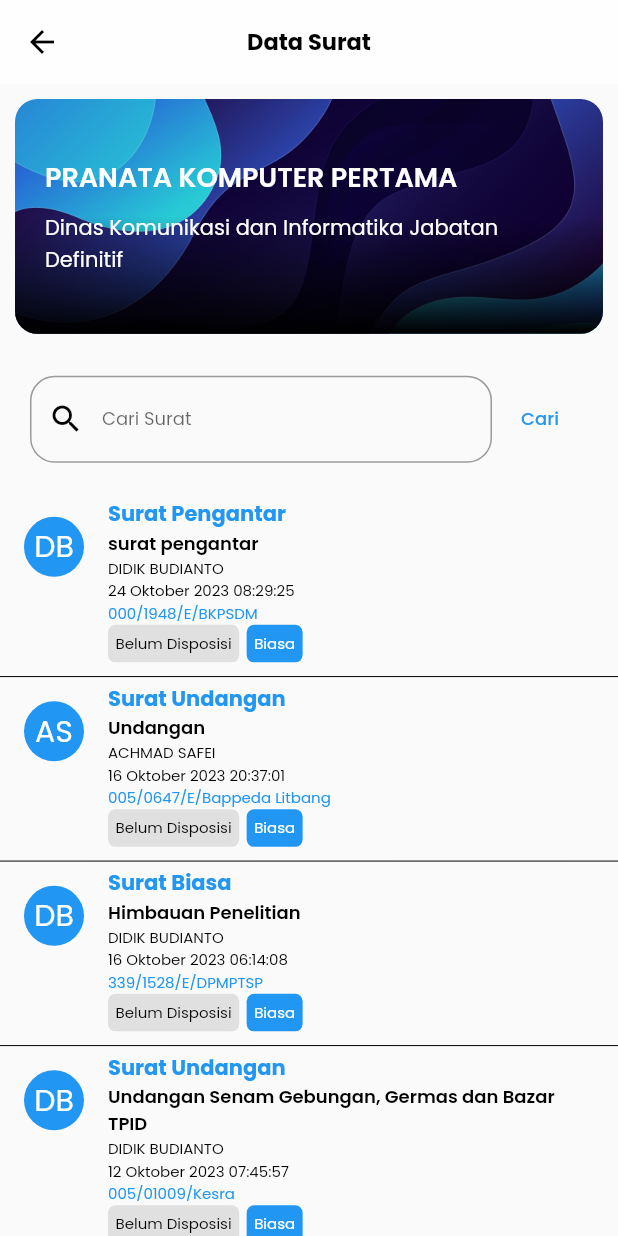
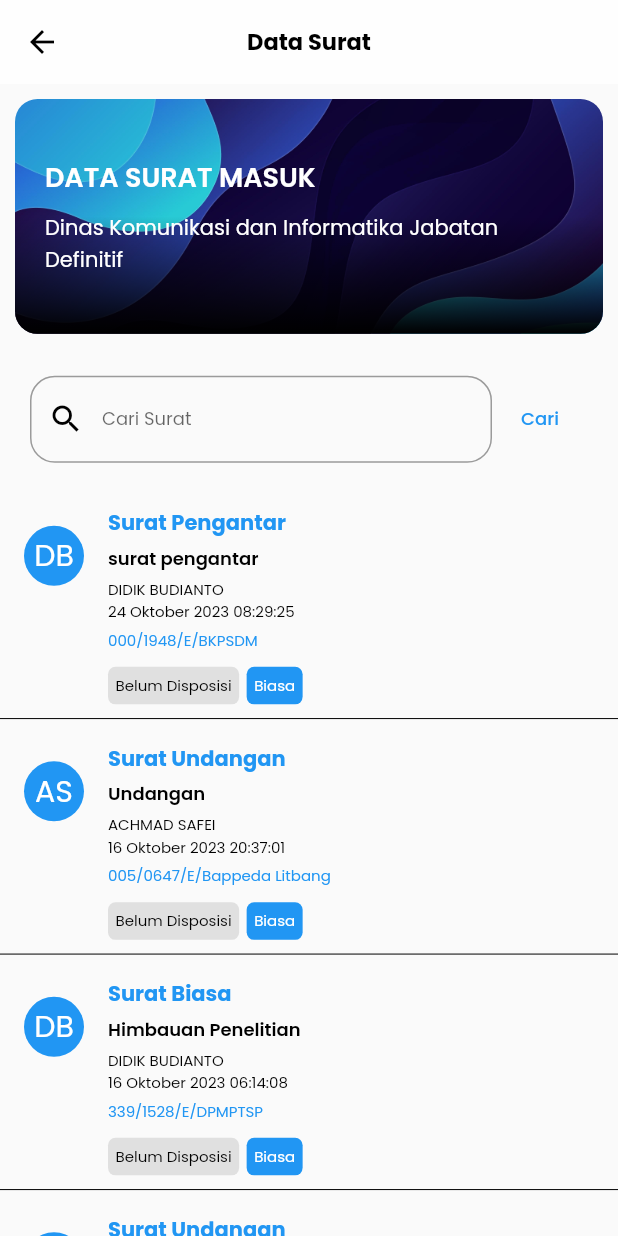
Before and after one commit to ZAZW27/eOffice, a Flutter app: the DataSuratPage screen opened directly, on a phone screen of 412 x 824 dp. Run offline on Flutter 3.47's test engine with Material 2 defaults, Android fonts, the light colour scheme and no system bars; our stand-ins replace flutter_svg.

Commit message:
Memperbaiki Jarak Margin pada Element Listview pada Data Surat Masuk

```diff
--- a/lib/pages/data_surat.dart
+++ b/lib/pages/data_surat.dart
@@ -29,7 +29,9 @@ class _DataSuratPageState extends State<DataSuratPage> {
         itemCount: dataSuratList.length,
         itemBuilder: (BuildContext context, int index) {
           final surat = dataSuratList[index];
-          return Column(
+          return Padding(
+            padding: const EdgeInsets.only(top: 6, bottom: 6),
+            child: Column(
               children: <Widget>[
                 ListTile(
                   onTap: () {
@@ -64,7 +66,9 @@ class _DataSuratPageState extends State<DataSuratPage> {
                       ),
                     ),
                   ),
-                title: Text(
+                  title: Padding(
+                    padding: const EdgeInsets.only(bottom: 4),
+                    child: Text(
                       surat.title,
                       style: const TextStyle(
                         fontSize: 14.0,
@@ -72,15 +76,19 @@ class _DataSuratPageState extends State<DataSuratPage> {
                         color: Colors.blue,
                       ),
                     ),
+                  ),
                   subtitle: Column(
                     crossAxisAlignment: CrossAxisAlignment.start,
                     children: [
-                    Text(
+                      Padding(
+                        padding: const EdgeInsets.only(bottom: 4),
+                        child: Text(
                           surat.subtitle,
                           style: const TextStyle(
                             fontSize: 12.0,
                             fontWeight: FontWeight.w600,
                             color: Colors.black,
+                          ),
                         ),
                       ),
                       Text(
@@ -97,15 +105,13 @@ class _DataSuratPageState extends State<DataSuratPage> {
                           color: Colors.black,
                         ),
                       ),
-                    GestureDetector(
+                      Padding(
+                        padding: const EdgeInsets.only(top: 4, bottom: 10),
                         child: Text(
                           surat.tautan,
                           style:
                               const TextStyle(color: Colors.blue, fontSize: 10),
                         ),
-                      onTap: () {
-                        // Tambahkan aksi ketika tautan ditekan
-                      },
                       ),
                       Wrap(
                         children: <Widget>[
@@ -148,6 +154,7 @@ class _DataSuratPageState extends State<DataSuratPage> {
                     height: 1.0,
                   ),
               ],
+            ),
           );
         },
       ),
@@ -225,7 +232,7 @@ class _DataSuratPageState extends State<DataSuratPage> {
                   children: [
                     Text(
                       // First Text
-                      'PRANATA KOMPUTER PERTAMA',
+                      'DATA SURAT MASUK',
                       style: TextStyle(
                         color: Colors.white,
                         fontSize: 18,
```
Lines whose indentation alone changed are shown as unchanged.
